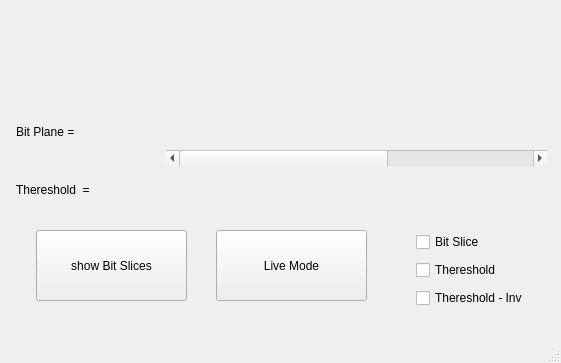
Qt form mainwindow.ui (Erfan-ram/bit-plane-slicing-qt) before a commit; both pictures show x 974 to 1535 and y 387 to 750 of the 1535 by 750 pixel window.
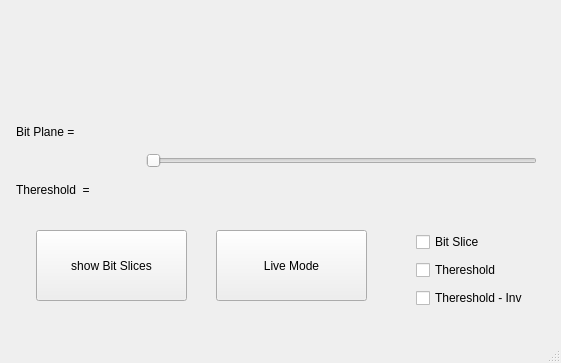
The same form after that commit.

Commit message: changed scrollbar to slidebar

Diff of the .ui file:
```diff
--- a/mainwindow.ui
+++ b/mainwindow.ui
@@ -156,26 +156,7 @@
      <string/>
     </property>
    </widget>
-   <widget class="QScrollBar" name="bitScrollBar">
-    <property name="geometry">
-     <rect>
-      <x>1140</x>
-      <y>520</y>
-      <width>381</width>
-      <height>16</height>
-     </rect>
-    </property>
-    <property name="maximum">
-     <number>7</number>
-    </property>
-    <property name="pageStep">
-     <number>10</number>
-    </property>
-    <property name="orientation">
-     <enum>Qt::Horizontal</enum>
-    </property>
-   </widget>
-   <widget class="QWidget" name="">
+   <widget class="QWidget" name="layoutWidget">
     <property name="geometry">
      <rect>
       <x>990</x>
@@ -204,7 +185,7 @@
      </item>
     </layout>
    </widget>
-   <widget class="QWidget" name="">
+   <widget class="QWidget" name="layoutWidget">
     <property name="geometry">
      <rect>
       <x>1390</x>
@@ -237,6 +218,19 @@
      </item>
     </layout>
    </widget>
+   <widget class="QSlider" name="slidebar">
+    <property name="geometry">
+     <rect>
+      <x>1120</x>
+      <y>500</y>
+      <width>391</width>
+      <height>61</height>
+     </rect>
+    </property>
+    <property name="orientation">
+     <enum>Qt::Horizontal</enum>
+    </property>
+   </widget>
   </widget>
   <widget class="QMenuBar" name="menubar">
    <property name="geometry">
```
The commit also changes 2 other files.
